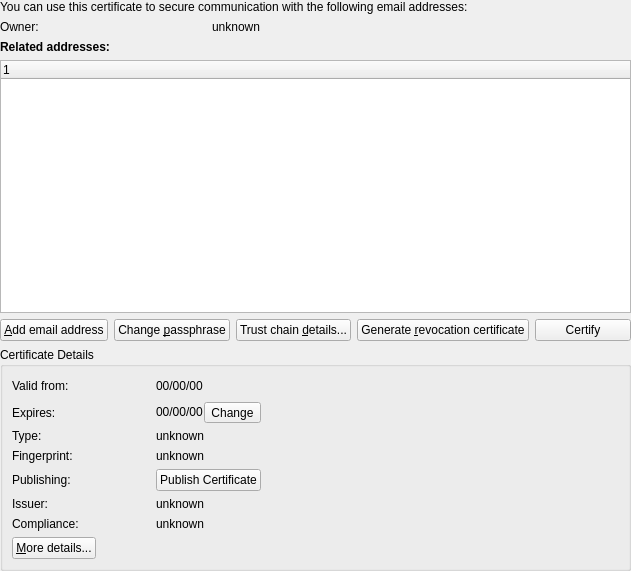
This is src/dialogs/certificatedetailswidget.ui in sensama/kleopatra as Qt 5 draws it before an edit. The edited form follows.
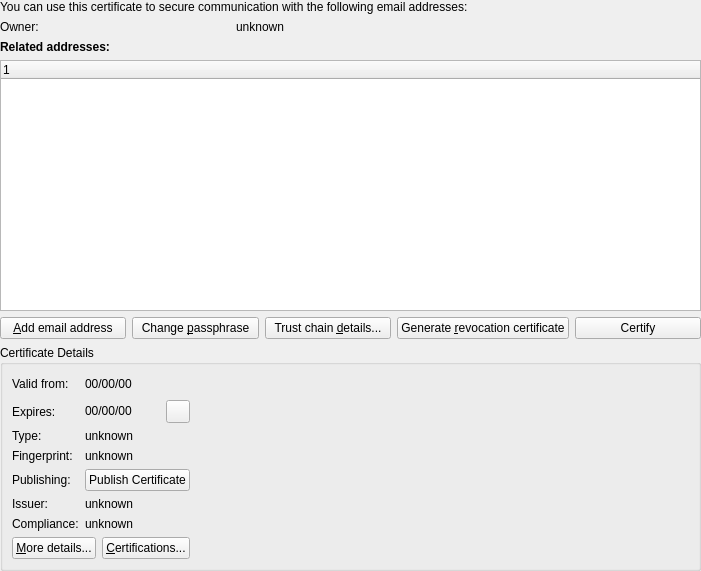
This is the edited form. Icons and pictures are not drawn.

Commit message:
Readd Certifications view in Cert Details
This was lost in the new detailswidget. Now we have it
again as simple treeview of the useridlistmodel.

What changed in the file:
```diff
--- a/src/dialogs/certificatedetailswidget.ui
+++ b/src/dialogs/certificatedetailswidget.ui
@@ -6,7 +6,7 @@
    <rect>
     <x>0</x>
     <y>0</y>
-    <width>631</width>
+    <width>701</width>
     <height>571</height>
    </rect>
   </property>
@@ -78,13 +78,37 @@
      <property name="flat">
       <bool>false</bool>
      </property>
-     <layout class="QGridLayout" name="gridLayout_3">
-      <property name="horizontalSpacing">
-       <number>60</number>
-      </property>
-      <property name="verticalSpacing">
-       <number>6</number>
-      </property>
+     <layout class="QGridLayout" name="gridLayout">
+      <item row="0" column="0">
+       <widget class="QLabel" name="validFromLbl">
+        <property name="text">
+         <string>Valid from:</string>
+        </property>
+       </widget>
+      </item>
+      <item row="0" column="1">
+       <widget class="QLabel" name="validFrom">
+        <property name="text">
+         <string>00/00/00</string>
+        </property>
+        <property name="textInteractionFlags">
+         <set>Qt::LinksAccessibleByMouse|Qt::TextSelectableByMouse</set>
+        </property>
+       </widget>
+      </item>
+      <item row="0" column="2">
+       <spacer name="horizontalSpacer_3">
+        <property name="orientation">
+         <enum>Qt::Horizontal</enum>
+        </property>
+        <property name="sizeHint" stdset="0">
+         <size>
+          <width>40</width>
+          <height>20</height>
+         </size>
+        </property>
+       </spacer>
+      </item>
       <item row="1" column="0">
        <widget class="QLabel" name="expiresLbl">
         <property name="text">
@@ -92,52 +116,6 @@
         </property>
        </widget>
       </item>
-      <item row="6" column="1" colspan="2">
-       <widget class="QLabel" name="smimeIssuer">
-        <property name="text">
-         <string>unknown</string>
-        </property>
-        <property name="wordWrap">
-         <bool>true</bool>
-        </property>
-        <property name="textInteractionFlags">
-         <set>Qt::TextBrowserInteraction</set>
-        </property>
-       </widget>
-      </item>
-      <item row="7" column="0">
-       <widget class="QLabel" name="compliance">
-        <property name="text">
-         <string>Compliance:</string>
-        </property>
-        <property name="wordWrap">
-         <bool>true</bool>
-        </property>
-        <property name="textInteractionFlags">
-         <set>Qt::TextBrowserInteraction</set>
-        </property>
-       </widget>
-      </item>
-      <item row="7" column="1" colspan="2">
-       <widget class="QLabel" name="complianceLbl">
-        <property name="text">
-         <string>unknown</string>
-        </property>
-        <property name="wordWrap">
-         <bool>true</bool>
-        </property>
-        <property name="textInteractionFlags">
-         <set>Qt::TextBrowserInteraction</set>
-        </property>
-       </widget>
-      </item>
-      <item row="8" column="0">
-       <widget class="QPushButton" name="moreDetailsBtn">
-        <property name="text">
-         <string>&amp;More details...</string>
-        </property>
-       </widget>
-      </item>
       <item row="1" column="1">
        <layout class="QHBoxLayout" name="horizontalLayout_3">
         <item>
@@ -152,9 +130,12 @@
         </item>
         <item>
          <widget class="QToolButton" name="changeExpirationBtn">
-          <property name="text">
+          <property name="toolTip">
            <string>Change</string>
           </property>
+          <property name="text">
+           <string/>
+          </property>
           <property name="icon">
            <iconset theme="editor">
             <normaloff>.</normaloff>.</iconset>
@@ -172,14 +153,14 @@
         </item>
        </layout>
       </item>
-      <item row="0" column="0">
-       <widget class="QLabel" name="validFromLbl">
+      <item row="2" column="0">
+       <widget class="QLabel" name="typeLbl">
         <property name="text">
-         <string>Valid from:</string>
+         <string>Type:</string>
         </property>
        </widget>
       </item>
-      <item row="2" column="1" colspan="2">
+      <item row="2" column="1">
        <widget class="QLabel" name="type">
         <property name="text">
          <string>unknown</string>
@@ -196,50 +177,6 @@
         </property>
        </widget>
       </item>
-      <item row="0" column="1">
-       <widget class="QLabel" name="validFrom">
-        <property name="text">
-         <string>00/00/00</string>
-        </property>
-        <property name="textInteractionFlags">
-         <set>Qt::LinksAccessibleByMouse|Qt::TextSelectableByMouse</set>
-        </property>
-       </widget>
-      </item>
-      <item row="6" column="0">
-       <widget class="QLabel" name="smimeIssuerLbl">
-        <property name="text">
-         <string>Issuer:</string>
-        </property>
-       </widget>
-      </item>
-      <item row="5" column="0">
-       <widget class="QLabel" name="publishingLbl">
-        <property name="text">
-         <string>Publishing:</string>
-        </property>
-       </widget>
-      </item>
-      <item row="2" column="0">
-       <widget class="QLabel" name="typeLbl">
-        <property name="text">
-         <string>Type:</string>
-        </property>
-       </widget>
-      </item>
-      <item row="0" column="2">
-       <spacer name="horizontalSpacer_3">
-        <property name="orientation">
-         <enum>Qt::Horizontal</enum>
-        </property>
-        <property name="sizeHint" stdset="0">
-         <size>
-          <width>40</width>
-          <height>20</height>
-         </size>
-        </property>
-       </spacer>
-      </item>
       <item row="3" column="1" colspan="2">
        <widget class="QLabel" name="fingerprint">
         <property name="text">
@@ -250,13 +187,97 @@
         </property>
        </widget>
       </item>
-      <item row="5" column="1">
+      <item row="4" column="0">
+       <widget class="QLabel" name="publishingLbl">
+        <property name="text">
+         <string>Publishing:</string>
+        </property>
+       </widget>
+      </item>
+      <item row="4" column="1">
        <widget class="QPushButton" name="publishing">
         <property name="text">
          <string>Publish Certificate</string>
         </property>
        </widget>
       </item>
+      <item row="5" column="0">
+       <widget class="QLabel" name="smimeIssuerLbl">
+        <property name="text">
+         <string>Issuer:</string>
+        </property>
+       </widget>
+      </item>
+      <item row="5" column="1" colspan="2">
+       <widget class="QLabel" name="smimeIssuer">
+        <property name="text">
+         <string>unknown</string>
+        </property>
+        <property name="wordWrap">
+         <bool>true</bool>
+        </property>
+        <property name="textInteractionFlags">
+         <set>Qt::TextBrowserInteraction</set>
+        </property>
+       </widget>
+      </item>
+      <item row="6" column="0">
+       <widget class="QLabel" name="compliance">
+        <property name="text">
+         <string>Compliance:</string>
+        </property>
+        <property name="wordWrap">
+         <bool>true</bool>
+        </property>
+        <property name="textInteractionFlags">
+         <set>Qt::TextBrowserInteraction</set>
+        </property>
+       </widget>
+      </item>
+      <item row="6" column="1">
+       <widget class="QLabel" name="complianceLbl">
+        <property name="text">
+         <string>unknown</string>
+        </property>
+        <property name="wordWrap">
+         <bool>true</bool>
+        </property>
+        <property name="textInteractionFlags">
+         <set>Qt::TextBrowserInteraction</set>
+        </property>
+       </widget>
+      </item>
+      <item row="7" column="0" colspan="3">
+       <layout class="QHBoxLayout" name="horizontalLayout">
+        <item>
+         <widget class="QPushButton" name="moreDetailsBtn">
+          <property name="text">
+           <string>&amp;More details...</string>
+          </property>
+         </widget>
+        </item>
+        <item>
+         <widget class="QPushButton" name="webOfTrustBtn">
+          <property name="text">
+           <string>&amp;Certifications...</string>
+          </property>
+         </widget>
+        </item>
+        <item>
+         <spacer name="horizontalSpacer">
+          <property name="orientation">
+           <enum>Qt::Horizontal</enum>
+          </property>
+          <property name="sizeHint" stdset="0">
+           <size>
+            <width>40</width>
+            <height>20</height>
+           </size>
+          </property>
+         </spacer>
+        </item>
+       </layout>
+      </item>
      </layout>
     </widget>
    </item>
```
Left out of the diff: 10 changed lines with no effect on the pictures. The commit also changes 6 other files.
